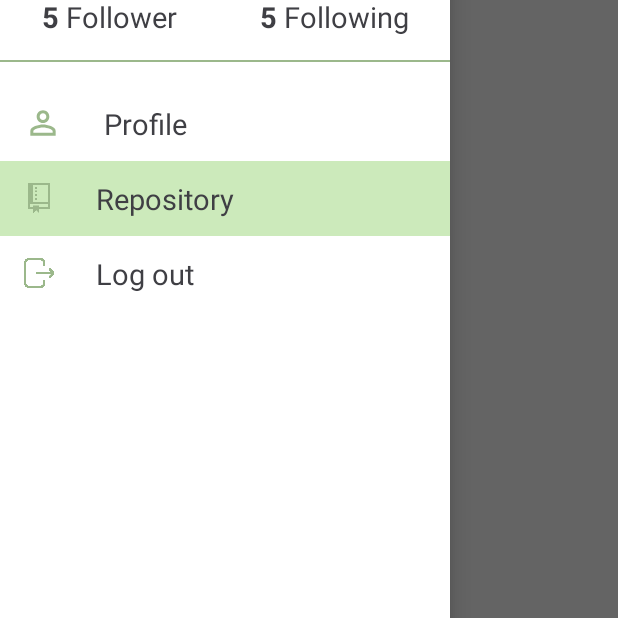
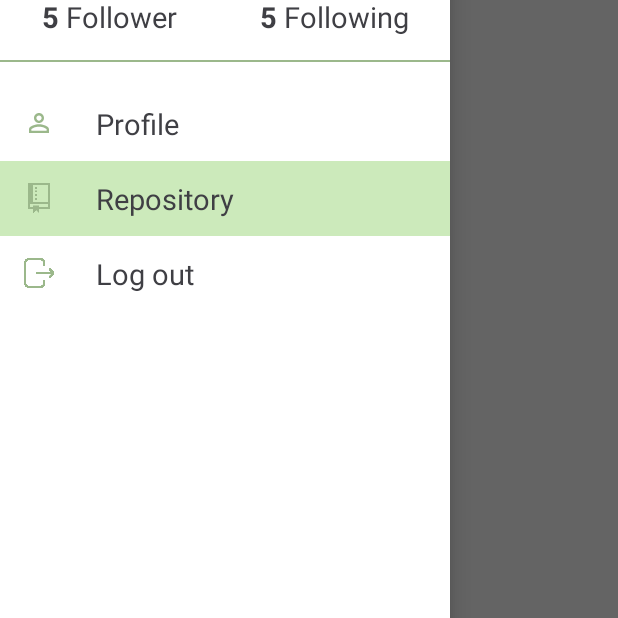
Before and after one commit to Huy-Ngo/MiniGH, an Android app: the RepoActivity screen opened directly, with no data from a screen before it, with the side drawer open, on a phone screen of 412 x 824 dp, the part 353-971 px from its top. Run offline under Robolectric (Android 15) with nearby library versions, the phone set to English and light mode, and no system bars.

Commit message:
Align icon on nav drawer

```diff
--- a/app/src/main/res/layout/main_nav_drawer.xml
+++ b/app/src/main/res/layout/main_nav_drawer.xml
@@ -71,8 +71,8 @@
         android:onClick="clickProfile">
 
         <ImageView
-            android:layout_width="25dp"
-            android:layout_height="25dp"
+            android:layout_width="20dp"
+            android:layout_height="20dp"
             android:layout_marginLeft="16dp"
             android:src="@drawable/ic_baseline_person_outline_24"/>
         <TextView
```
